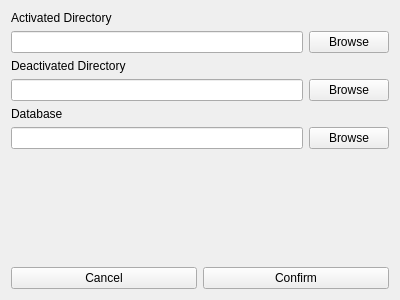
Above: src/resources/ui/open.ui from TUD-IMB/fosKeyMan before the change. Below: the same form after it.
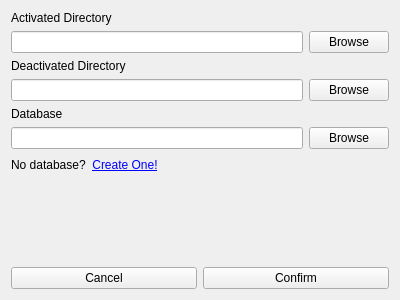
That is the form after the change.

Commit message: Enable database creation from connection dialogue.

```diff
--- a/src/resources/ui/open.ui
+++ b/src/resources/ui/open.ui
@@ -116,6 +116,53 @@
      </item>
     </layout>
    </item>
+   <item>
+    <layout class="QHBoxLayout" name="horizontalLayout_5">
+     <property name="bottomMargin">
+      <number>50</number>
+     </property>
+     <item>
+      <widget class="QLabel" name="label_4">
+       <property name="text">
+        <string>No database?</string>
+       </property>
+      </widget>
+     </item>
+     <item>
+      <widget class="QPushButton" name="createOneButton">
+       <property name="styleSheet">
+        <string notr="true">QPushButton {
+    color: blue;
+    border: none;
+    background: none;
+    text-decoration: underline;
+}
+
+QPushButton:hover {
+    color: darkblue;
+}
+</string>
+       </property>
+       <property name="text">
+        <string>Create One!</string>
+       </property>
+      </widget>
+     </item>
+     <item>
+      <spacer name="horizontalSpacer">
+       <property name="orientation">
+        <enum>Qt::Orientation::Horizontal</enum>
+       </property>
+       <property name="sizeHint" stdset="0">
+        <size>
+         <width>40</width>
+         <height>20</height>
+        </size>
+       </property>
+      </spacer>
+     </item>
+    </layout>
+   </item>
    <item>
     <spacer name="verticalSpacer">
      <property name="orientation">
```
Left out of the diff: 2 changed lines with no effect on the pictures. The commit also changes 2 other files.
